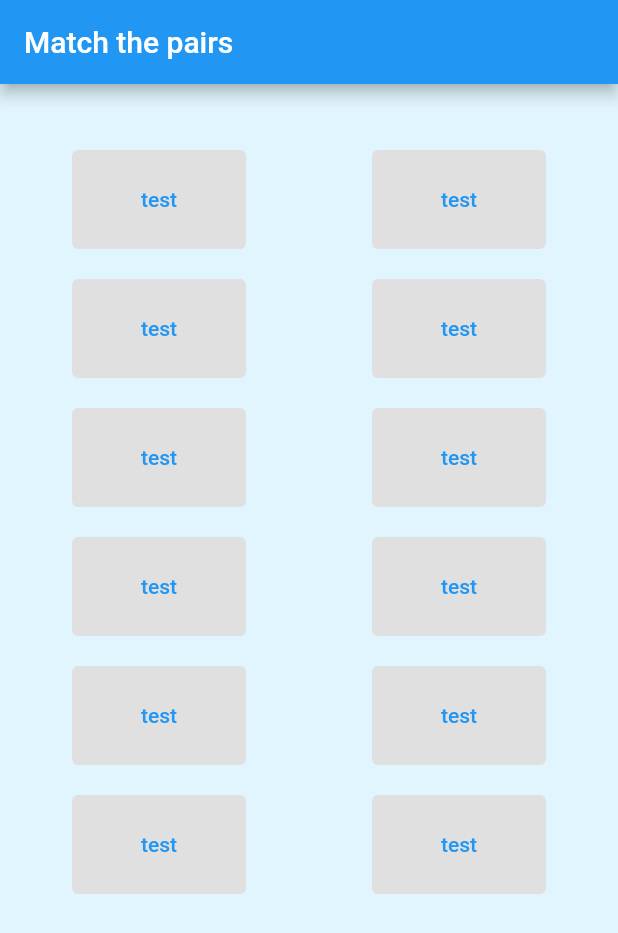
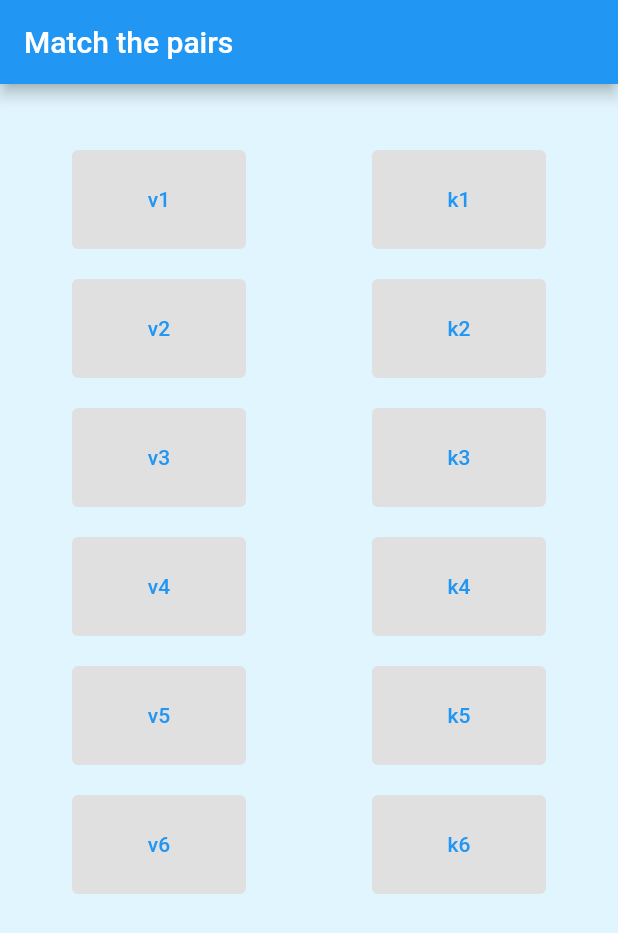
Before and after one commit to sumukha-7/ND_app, a Flutter app: the screen it shows after launch, on a phone screen of 412 x 824 dp. Shown: the top 933 px of the screen. Run offline on Flutter 3.47's test engine with Material 2 defaults, Android fonts, the light colour scheme and no system bars; missing offline and left inert: dart:ffi.

Commit message:
updated buttonValues

```diff
--- a/lib/button_values.dart
+++ b/lib/button_values.dart
@@ -1,23 +1,25 @@
+import 'dart:ffi';
+
 import 'package:flutter/material.dart';
 
-class ButtonValues extends StatelessWidget {
-  ButtonValues({super.key});
-
-  final List _buttons = ['test1', 'test2', 'test3', 'test4', 'test5', 'test6'];
-
-  @override
-  Widget build(BuildContext context) {
+final List _keys = ['k1', 'k2', 'k3', 'k4', 'k5', 'k6'];
+final List _values = ['v1', 'v2', 'v3', 'v4', 'v5', 'v6'];
+// ignore: non_constant_identifier_names
+ButtonValues(bool textType, int index) {
   return TextButton(
     style: ButtonStyle(
       padding: MaterialStateProperty.all(const EdgeInsets.all(8)),
       backgroundColor: MaterialStateProperty.all(Colors.grey[300]),
     ),
     onPressed: () {},
-      child: const SizedBox(
+    child: SizedBox(
       width: 100,
       height: 50,
-        child: Align(child: Text('test')),
+      child: Align(
+        child: Text(
+          textType ? _keys[index] : _values[index],
+        ),
+      ),
     ),
   );
 }
-}
--- a/lib/main.dart
+++ b/lib/main.dart
@@ -47,27 +47,27 @@ class _mainPageState extends State<mainPage> {
                   padding: const EdgeInsets.only(right: 42),
                   child: Column(
                     children: [
-                      ButtonValues(),
+                      ButtonValues(false, 0),
                       const SizedBox(
                         height: 20,
                       ),
-                      ButtonValues(),
+                      ButtonValues(false, 1),
                       const SizedBox(
                         height: 20,
                       ),
-                      ButtonValues(),
+                      ButtonValues(false, 2),
                       const SizedBox(
                         height: 20,
                       ),
-                      ButtonValues(),
+                      ButtonValues(false, 3),
                       const SizedBox(
                         height: 20,
                       ),
-                      ButtonValues(),
+                      ButtonValues(false, 4),
                       const SizedBox(
                         height: 20,
                       ),
-                      ButtonValues(),
+                      ButtonValues(false, 5),
                     ],
                   ),
                 ),
@@ -75,27 +75,27 @@ class _mainPageState extends State<mainPage> {
                   padding: const EdgeInsets.only(left: 42),
                   child: Column(
                     children: [
-                      ButtonValues(),
+                      ButtonValues(true, 0),
                       const SizedBox(
                         height: 20,
                       ),
-                      ButtonValues(),
+                      ButtonValues(true, 1),
                       const SizedBox(
                         height: 20,
                       ),
-                      ButtonValues(),
+                      ButtonValues(true, 2),
                       const SizedBox(
                         height: 20,
                       ),
-                      ButtonValues(),
+                      ButtonValues(true, 3),
                       const SizedBox(
                         height: 20,
                       ),
-                      ButtonValues(),
+                      ButtonValues(true, 4),
                       const SizedBox(
                         height: 20,
                       ),
-                      ButtonValues(),
+                      ButtonValues(true, 5),
                     ],
                   ),
                 ),
```
Lines whose indentation alone changed are shown as unchanged.
